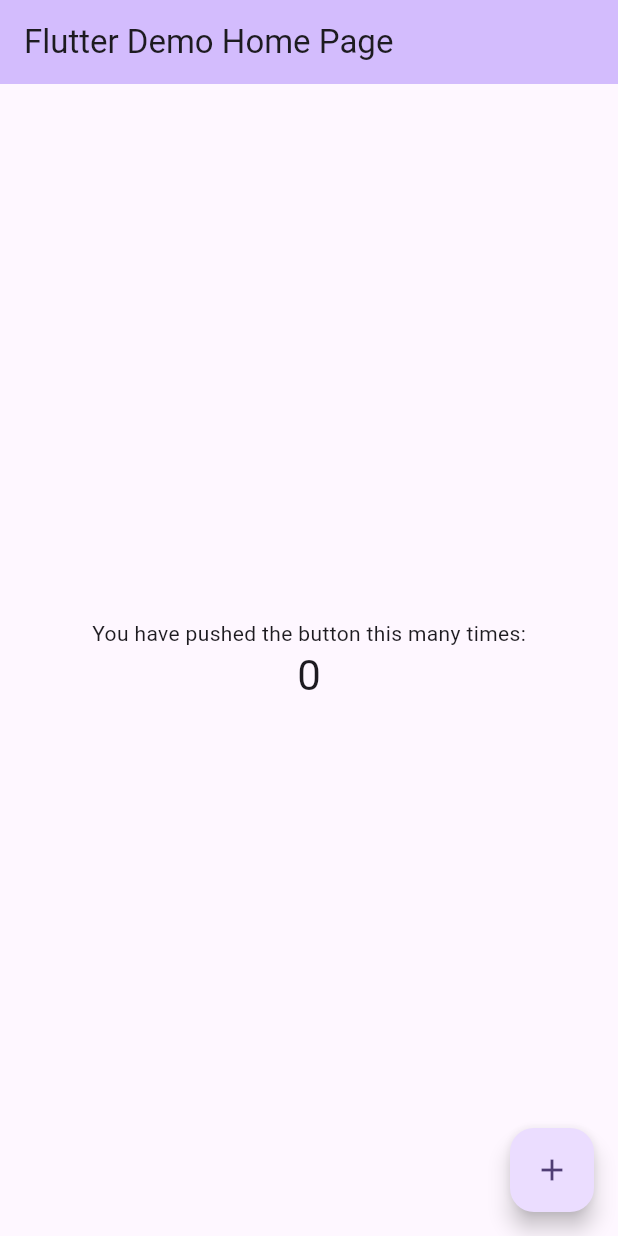
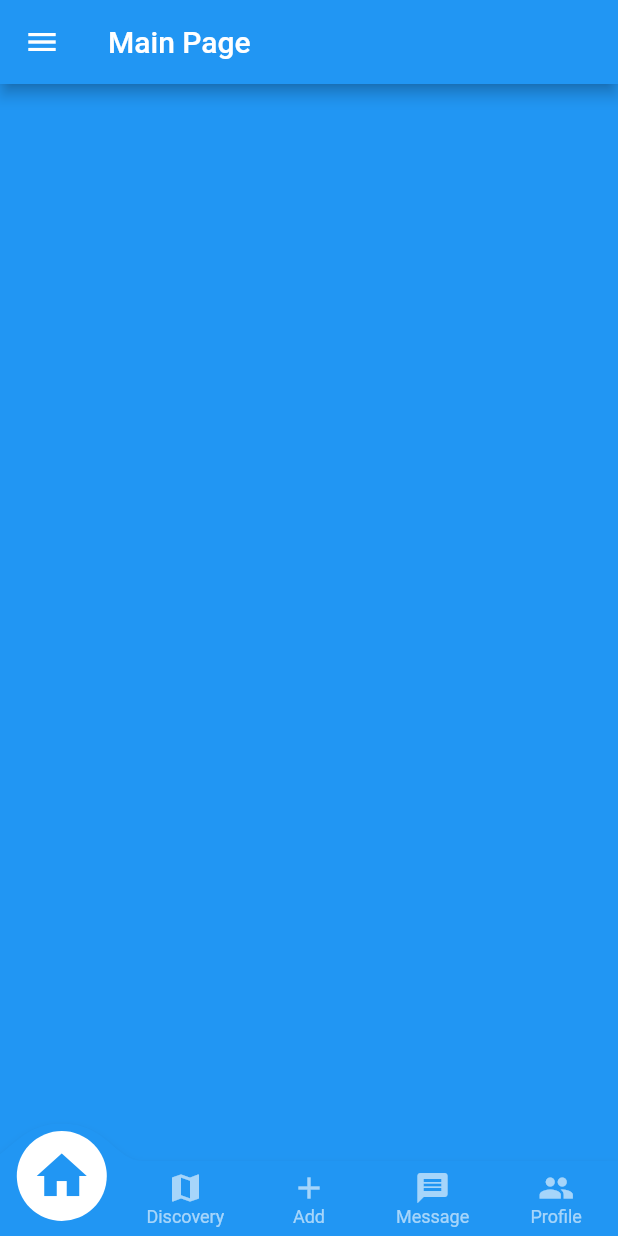
Before and after one commit to LavyniaBS23/pacotes, a Flutter app: the screen it shows after launch, on a phone screen of 412 x 824 dp. Run offline on Flutter 3.47's test engine with Material 2 defaults, Android fonts, the phone set to English and light mode, and no system bars; drawn by our look-alikes of convex_bottom_bar; our stand-ins replace animated_text_kit, auto_size_text, font_awesome_flutter, percent_indicator.

Commit message:
Componentes visuais

```diff
--- a/lib/main.dart
+++ b/lib/main.dart
@@ -1,125 +1,6 @@
 import 'package:flutter/material.dart';
+import 'package:pacotes/my_app.dart';
 
-void main() {
+void main() async {
   runApp(const MyApp());
 }
-
-class MyApp extends StatelessWidget {
-  const MyApp({super.key});
-
-  // This widget is the root of your application.
-  @override
-  Widget build(BuildContext context) {
-    return MaterialApp(
-      title: 'Flutter Demo',
-      theme: ThemeData(
-        // This is the theme of your application.
-        //
-        // TRY THIS: Try running your application with "flutter run". You'll see
-        // the application has a blue toolbar. Then, without quitting the app,
-        // try changing the seedColor in the colorScheme below to Colors.green
-        // and then invoke "hot reload" (save your changes or press the "hot
-        // reload" button in a Flutter-supported IDE, or press "r" if you used
-        // the command line to start the app).
-        //
-        // Notice that the counter didn't reset back to zero; the application
-        // state is not lost during the reload. To reset the state, use hot
-        // restart instead.
-        //
-        // This works for code too, not just values: Most code changes can be
-        // tested with just a hot reload.
-        colorScheme: ColorScheme.fromSeed(seedColor: Colors.deepPurple),
-        useMaterial3: true,
-      ),
-      home: const MyHomePage(title: 'Flutter Demo Home Page'),
-    );
-  }
-}
-
-class MyHomePage extends StatefulWidget {
-  const MyHomePage({super.key, required this.title});
-
-  // This widget is the home page of your application. It is stateful, meaning
-  // that it has a State object (defined below) that contains fields that affect
-  // how it looks.
-
-  // This class is the configuration for the state. It holds the values (in this
-  // case the title) provided by the parent (in this case the App widget) and
-  // used by the build method of the State. Fields in a Widget subclass are
-  // always marked "final".
-
-  final String title;
-
-  @override
-  State<MyHomePage> createState() => _MyHomePageState();
-}
-
-class _MyHomePageState extends State<MyHomePage> {
-  int _counter = 0;
-
-  void _incrementCounter() {
-    setState(() {
-      // This call to setState tells the Flutter framework that something has
-      // changed in this State, which causes it to rerun the build method below
-      // so that the display can reflect the updated values. If we changed
-      // _counter without calling setState(), then the build method would not be
-      // called again, and so nothing would appear to happen.
-      _counter++;
-    });
-  }
-
-  @override
-  Widget build(BuildContext context) {
-    // This method is rerun every time setState is called, for instance as done
-    // by the _incrementCounter method above.
-    //
-    // The Flutter framework has been optimized to make rerunning build methods
-    // fast, so that you can just rebuild anything that needs updating rather
-    // than having to individually change instances of widgets.
-    return Scaffold(
-      appBar: AppBar(
-        // TRY THIS: Try changing the color here to a specific color (to
-        // Colors.amber, perhaps?) and trigger a hot reload to see the AppBar
-        // change color while the other colors stay the same.
-        backgroundColor: Theme.of(context).colorScheme.inversePrimary,
-        // Here we take the value from the MyHomePage object that was created by
-        // the App.build method, and use it to set our appbar title.
-        title: Text(widget.title),
-      ),
-      body: Center(
-        // Center is a layout widget. It takes a single child and positions it
-        // in the middle of the parent.
-        child: Column(
-          // Column is also a layout widget. It takes a list of children and
-          // arranges them vertically. By default, it sizes itself to fit its
-          // children horizontally, and tries to be as tall as its parent.
-          //
-          // Column has various properties to control how it sizes itself and
-          // how it positions its children. Here we use mainAxisAlignment to
-          // center the children vertically; the main axis here is the vertical
-          // axis because Columns are vertical (the cross axis would be
-          // horizontal).
-          //
-          // TRY THIS: Invoke "debug painting" (choose the "Toggle Debug Paint"
-          // action in the IDE, or press "p" in the console), to see the
-          // wireframe for each widget.
-          mainAxisAlignment: MainAxisAlignment.center,
-          children: <Widget>[
-            const Text(
-              'You have pushed the button this many times:',
-            ),
-            Text(
-              '$_counter',
-              style: Theme.of(context).textTheme.headlineMedium,
-            ),
-          ],
-        ),
-      ),
-      floatingActionButton: FloatingActionButton(
-        onPressed: _incrementCounter,
-        tooltip: 'Increment',
-        child: const Icon(Icons.add),
-      ), // This trailing comma makes auto-formatting nicer for build methods.
-    );
-  }
-}
--- /dev/null
+++ b/lib/my_app.dart
@@ -0,0 +1,21 @@
+import 'package:flutter/material.dart';
+import 'package:pacotes/pages/main_page.dart';
+import 'package:pacotes/pages/splash_screen.dart/splash_screen_delay_page.dart';
+import 'package:pacotes/pages/splash_screen.dart/splash_screen_page.dart';
+
+
+
+class MyApp extends StatelessWidget {
+  const MyApp({Key? key}) : super(key: key);
+
+  @override
+  Widget build(BuildContext context) {
+    return MaterialApp(
+      debugShowCheckedModeBanner: false,
+      theme: ThemeData(
+        primarySwatch: Colors.blue,
+      ),
+      home: const SplashScreenDelayPage(),
+    );
+  }
+}
--- /dev/null
+++ b/lib/pages/main_page.dart
@@ -0,0 +1,191 @@
+import 'package:convex_bottom_bar/convex_bottom_bar.dart';
+import 'package:flutter/material.dart';
+import 'package:font_awesome_flutter/font_awesome_flutter.dart';
+import 'package:pacotes/shared/widgets/custom_drawer.dart';
+import 'package:percent_indicator/circular_percent_indicator.dart';
+import 'package:percent_indicator/linear_percent_indicator.dart';
+
+class MainPage extends StatefulWidget {
+  const MainPage({Key? key}) : super(key: key);
+
+  @override
+  State<MainPage> createState() => _MainPageState();
+}
+
+class _MainPageState extends State<MainPage> with TickerProviderStateMixin{
+  late TabController tabController;
+  @override
+  void initState(){
+    super.initState();
+    tabController = TabController(initialIndex: 0, length: 5, vsync: this);
+  }
+  @override
+  Widget build(BuildContext context) {
+    return SafeArea(
+      child: Scaffold(
+        appBar: AppBar(
+          title: const Text("Main Page"),
+        ),
+        drawer: const CustomDrawer(),
+        body: TabBarView(
+          controller: tabController,
+          children: [
+            Container(
+              color: Colors.blue,
+
+            ),
+            Container(
+              color: Colors.yellow,
+
+            ),
+            Container(
+              color: Colors.red,
+
+            ),
+            Container(
+              color: Colors.green,
+
+            ),
+            Container(
+              color: Colors.orange,
+
+            ),
+          ],
+        ),
+        bottomNavigationBar: ConvexAppBar.badge({0: '99+', 1: Icons.assistant_photo, 2: Colors.redAccent},
+    items: [
+      const TabItem(icon: Icons.home, title: 'Home'),
+      TabItem(icon: Icons.map, title: 'Discovery'),
+      TabItem(icon: Icons.add, title: 'Add'),
+      TabItem(icon: Icons.message, title: 'Message'),
+      TabItem(icon: Icons.people, title: 'Profile'),
+    ],
+    onTap: (int i) => tabController.index = i,
+    controller: tabController,
+  )
+      ),
+    );
+  }
+}
+
+
+
+
+
+
+
+
+
+
+
+
+
+
+
+
+
+
+
+
+
+
+
+
+
+
+
+
+
+
+
+
+
+
+
+
+
+
+
+
+
+
+
+
+
+
+
+
+
+
+
+/*import 'dart:math';
+
+import 'package:flutter/material.dart';
+import 'package:google_fonts/google_fonts.dart';
+import 'package:trilhaapp/service/gerador_numero_aleatorio.dart';
+
+class HomePage extends StatefulWidget {
+  const HomePage({Key? key}) : super(key: key);
+
+  @override
+  State<HomePage> createState() => _HomePageState();
+}
+
+class _HomePageState extends State<HomePage> {
+  var numeroGerado = 0;
+  var quantidadeCliques = 0;
+  @override
+  Widget build(BuildContext context) {
+    return Scaffold(
+      appBar: AppBar(
+        title: const Text("Meu App", /*style: GoogleFonts.pacifico()*/),
+      ),
+      body: Container(
+        width: double.infinity,
+        //margin: const EdgeInsets.fromLTRB(16, 8, 16, 8),
+        margin: const EdgeInsets.symmetric(horizontal: 16, vertical: 8),
+        child: Column(
+          //mainAxisAlignment: MainAxisAlignment.center,
+          crossAxisAlignment: CrossAxisAlignment.start,
+          children: [
+            //Center(child: Text("O número gerado foi $numeroGerado", style: GoogleFonts.acme(fontSize: 20))),
+            //Center(child: Text("Foi clicado $quantidadeCliques vezes", style: GoogleFonts.acme(fontSize: 20)))
+            SizedBox(/*serve para fixar o tamanho*/
+              width: 100,
+              height: 100,
+              child: Container(
+                color: Colors.blueGrey,
+                child: Text("Foi clicado $quantidadeCliques vezes", style: GoogleFonts.acme(fontSize: 20))
+              )
+            ),
+            Text("O número gerado foi $numeroGerado", style: GoogleFonts.acme(fontSize: 20)),
+
+            Row(
+              mainAxisAlignment: MainAxisAlignment.start,
+              children: [
+                Expanded(
+                  flex: 2,
+                  child: Container(
+                    color: Colors.blue,
+                    child: Text("Nome", style: GoogleFonts.acme(fontSize: 20))
+                  )),
+                Expanded(flex: 3, child: Container(color: const Color.fromARGB(255, 208, 243, 33), child: Text("Danilo Perez", style: GoogleFonts.acme(fontSize: 20)))),
+                Expanded(flex: 2, child: Container(color: const Color.fromARGB(255, 33, 243, 65), child: Text("30", style: GoogleFonts.acme(fontSize: 20))),)
+              ],
+            )
+
+          ],
+        ),
+      ),
+      floatingActionButton: FloatingActionButton(
+        child: const Icon(Icons.add_box),
+        onPressed: () {
+          setState(() {
+            numeroGerado = GeradorNumeroAleatorioService.gerarNumeroAleatorio(10);
+            quantidadeCliques = quantidadeCliques + 1;
+          });
+        },
+      ),
+    );
+  }
+}*/
```
Also changed, not shown: lib/pages/auto_size_text.dart/auto_size_text_page.dart (added, +45 -0 lines), lib/pages/percent_indicator/percent_indicator_page.dart (added, +63 -0 lines), lib/pages/splash_screen.dart/splash_screen_delay_page.dart (added, +52 -0 lines), lib/pages/splash_screen.dart/splash_screen_page.dart (added, +55 -0 lines), lib/shared/widgets/custom_drawer.dart (added, +134 -0 lines), lib/shared/widgets/text_label.dart (added, +17 -0 lines), pubspec.yaml (+23 -0 lines), assets/icon/icon.png (added), pubspec.lock, 27 other files.
